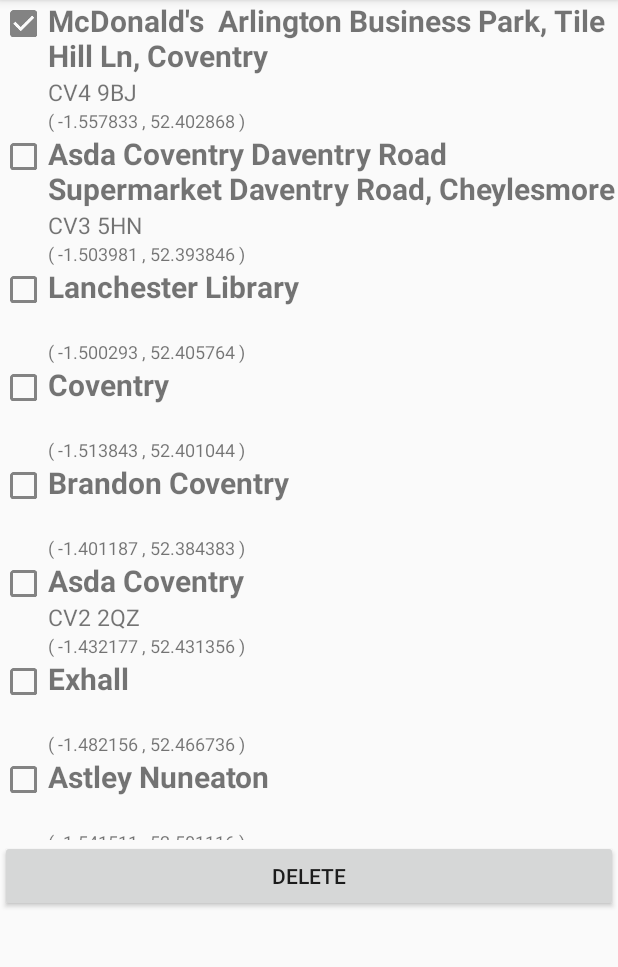
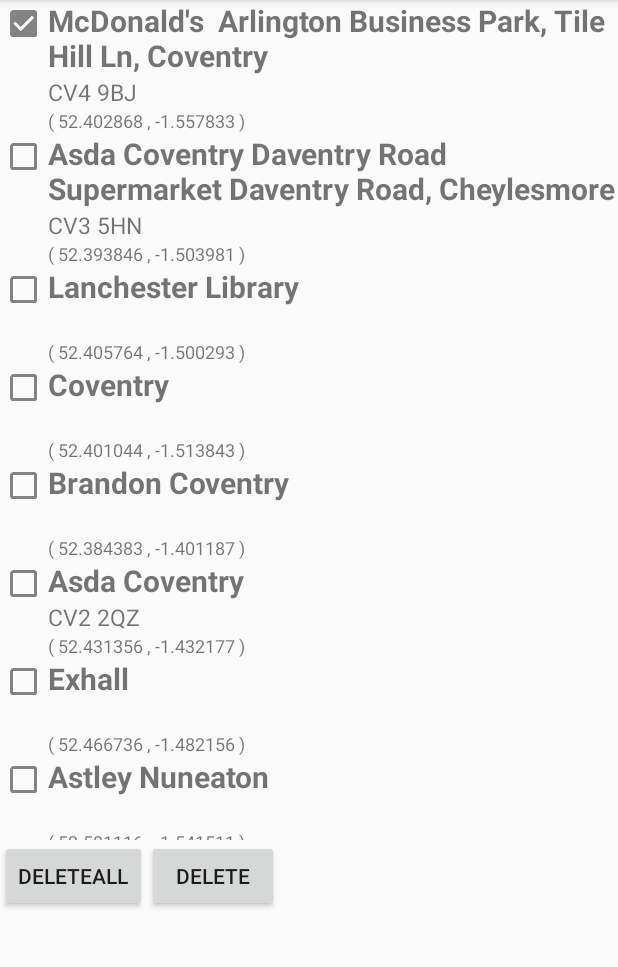
Before and after one commit to Bobyuan1015/donkeyProject, an Android app: the fragment DestinationsFragment placed in its activity, after a tap on "McDonald's Arlington Business Park, Tile", on a phone screen of 412 x 824 dp, the part 84-1051 px from its top. Run offline under Robolectric (Android 15) with nearby library versions, the phone set to English and light mode, and no system bars; libraries missing offline, so code that uses them is left out: com.google.maps.android.

Commit message:
add function (10/10) 1. fix compatibility of deleting multiple items, chechbox status didn't update issue 2. add deleteAll button function

```diff
--- a/app/src/main/java/yuancom/bob/myapplication/geographicInfo/DestinationsFragment.java
+++ b/app/src/main/java/yuancom/bob/myapplication/geographicInfo/DestinationsFragment.java
@@ -9,8 +9,10 @@
 import android.support.v7.widget.LinearLayoutManager;
 import android.support.v7.widget.RecyclerView;
 import android.util.Log;
+import android.view.DragEvent;
 import android.view.LayoutInflater;
 
+import android.view.MotionEvent;
 import android.view.View;
 import android.view.ViewGroup;
 
@@ -46,8 +48,9 @@
     private RecyclerView recyclerView;
     private RecyclerView.Adapter recyclerViewAdapter;
     private RecyclerView.LayoutManager recyclerViewLayManager;
-    private Button  delete;
+    private Button  delete, deleteAll;
     private ArrayList<Destination> destinationsDelete;
+    private ArrayList<Integer> itemsIndexsDelete;
 
 
 
@@ -88,21 +91,44 @@
         // Inflate the layout for this fragment
         View view = inflater.inflate(R.layout.fragment_destinations, container, false);
         destinationsDelete = new ArrayList<Destination>();
-
+        itemsIndexsDelete = new ArrayList<Integer>();
         delete = (Button) view.findViewById(R.id.delete);
         delete.setOnClickListener(new View.OnClickListener() {
             @Override
             public void onClick(View v) {
                 if( destinationsDelete.size()> 0 ){
-
-                    for( Destination destination: destinationsDelete)
+                    Log.d(Tag," destinationsDelete.size()="+destinationsDelete.size());
+                    int len = destinationsDelete.size();
+                    for( int i = len -1 ; i > -1; i--)
                     {
-                        TestDestinations.getInstance().removeDestination(destination);
+                        Log.d(Tag,"notify position=" +itemsIndexsDelete.get(i));
+                        TestDestinations.getInstance().removeDestination(destinationsDelete.get(i));
                     }
+                    destinationsDelete = new ArrayList<Destination>();
+                    itemsIndexsDelete = new ArrayList<Integer>();
                     recyclerViewAdapter.notifyDataSetChanged();
                     Log.d(Tag,"Delete sucessfully");
 
                 }
+            }
+        });
+
+        deleteAll = (Button) view.findViewById(R.id.deleteAll);
+        deleteAll.setOnClickListener(new View.OnClickListener() {
+            @Override
+            public void onClick(View v) {
+                Log.d(Tag,"TestDestinations.getInstance().getDestinationsInfo().size="+TestDestinations.getInstance().getDestinationsInfo().size());
+                int len =TestDestinations.getInstance().getDestinationsInfo().size();
+                    for( int i= len -1; i> -1;i--)
+                    {
+                        Log.d(Tag,"remove i="+i);
+                        TestDestinations.getInstance().removeDestination(TestDestinations.getInstance().getDestinationsInfo().get(i));
+                    }
+                    destinationsDelete = new ArrayList<Destination>();
+                    itemsIndexsDelete = new ArrayList<Integer>();
+                    recyclerViewAdapter.notifyDataSetChanged();
+                    Log.d(Tag,"DeleteAll sucessfully");
+
             }
         });
         recyclerView = (RecyclerView) view.findViewById(R.id.my_recycler_view);
@@ -111,7 +137,6 @@
 
 
         recyclerViewAdapter = new MyAdapter( TestDestinations.getInstance().getDestinationsInfo(), this );
-
         recyclerView.setAdapter(recyclerViewAdapter);
 
 
@@ -166,6 +191,7 @@
     @Override
     public void onItemSelected(Destination item, int position) {
         destinationsDelete.add(item);
+        itemsIndexsDelete.add(position);
         Log.d(Tag,"onItemSelected ("+item+",index="+position+")");
     }
 
--- a/app/src/main/java/yuancom/bob/myapplication/geographicInfo/MyAdapter.java
+++ b/app/src/main/java/yuancom/bob/myapplication/geographicInfo/MyAdapter.java
@@ -1,6 +1,7 @@
 package yuancom.bob.myapplication.geographicInfo;
 
 import android.support.v7.widget.RecyclerView;
+import android.util.Log;
 import android.view.LayoutInflater;
 import android.view.View;
 import android.view.ViewGroup;
@@ -18,6 +19,7 @@
 
     private ArrayList<Destination> mDataset;
     private OnItemListener mListener;
+    private int bindnumber = 0;
     public MyAdapter(ArrayList<Destination> mydata, OnItemListener listener){
         this.mDataset = mydata;
         this.mListener = listener;
@@ -35,10 +37,17 @@
         Destination destination = mDataset.get(position);
         holder.mView_address.setText( destination.getName());
         holder.mView_Postcode.setText( destination.getPostCode());
-        holder.mView_Latlng.setText( "( "+destination.geLatitude()+ " , "+destination.getLongitude()+" )");
+        holder.mView_Latlng.setText( "( "+destination.getLongitude()+ " , "+destination.geLatitude()+" )");
+        holder.choiceImage.setImageResource(R.drawable.blankbox);
+        holder.destination = destination;
+        bindnumber++;
+        Log.d("MyAdapter","bindnumber= "+bindnumber +" ");
+    }
 
-        holder.destination = destination;
+    public void remove(int index){
+        mDataset.remove(index);
     }
+
 
     @Override
     public int getItemCount() {
--- a/app/src/main/java/yuancom/bob/myapplication/geographicInfo/MyViewHolder.java
+++ b/app/src/main/java/yuancom/bob/myapplication/geographicInfo/MyViewHolder.java
@@ -36,19 +36,20 @@
 
             @Override
             public void onClick(View v) {
-
+                position = getPosition();
+                Log.d("holder","Position="+position +"  selectedFlag="+selectedFlag);
                 if( selectedFlag!= 1)
                 {
                     selectedFlag = 1;
                     //rowLayout.setBackgroundColor(0x330000ff);
                     choiceImage.setImageResource(R.drawable.checkedbox);
-                    position = getPosition();
                     mListener.onItemSelected( destination,position );
-                    Log.d("holder","Position="+position);
+                    Log.d("holder","Position="+position +"  image checked=");
                 }
                 else{
                     selectedFlag = 0;
                     choiceImage.setImageResource(R.drawable.blankbox);
+                    Log.d("holder","Position="+position +"  image non checked=");
                 }
 
             }
--- a/app/src/main/java/yuancom/bob/myapplication/geographicInfo/TestDestinations.java
+++ b/app/src/main/java/yuancom/bob/myapplication/geographicInfo/TestDestinations.java
@@ -29,7 +29,6 @@
 
             destinationOperations.add(new Destination("McDonald's  Arlington Business Park, Tile Hill Ln, Coventry ", 52.402868, -1.557833,"CV4 9BJ"));
             destinationOperations.add(new Destination("Asda Coventry Daventry Road Supermarket Daventry Road, Cheylesmore ", 52.393846, -1.503981,"CV3 5HN"));
-
             destinationOperations.add(new Destination("Lanchester Library", 52.405764, -1.500293));
             destinationOperations.add(new Destination("Coventry", 52.401044, -1.513843));
             destinationOperations.add(new Destination("Brandon Coventry", 52.384383, -1.401187));
--- a/app/src/main/res/layout/fragment_destinations.xml
+++ b/app/src/main/res/layout/fragment_destinations.xml
@@ -18,13 +18,18 @@
         android:layout_height="match_parent"
         android:orientation="horizontal">
 
+        <Button
+            android:id="@+id/deleteAll"
+            android:layout_width="wrap_content"
+            android:layout_height="wrap_content"
+            android:text="DeleteAll" />
 
         <Button
             android:id="@+id/delete"
             android:layout_width="wrap_content"
             android:layout_height="wrap_content"
-            android:layout_weight="1"
             android:text="Delete" />
+
     </LinearLayout>
 
     <!--<ListView-->
```
